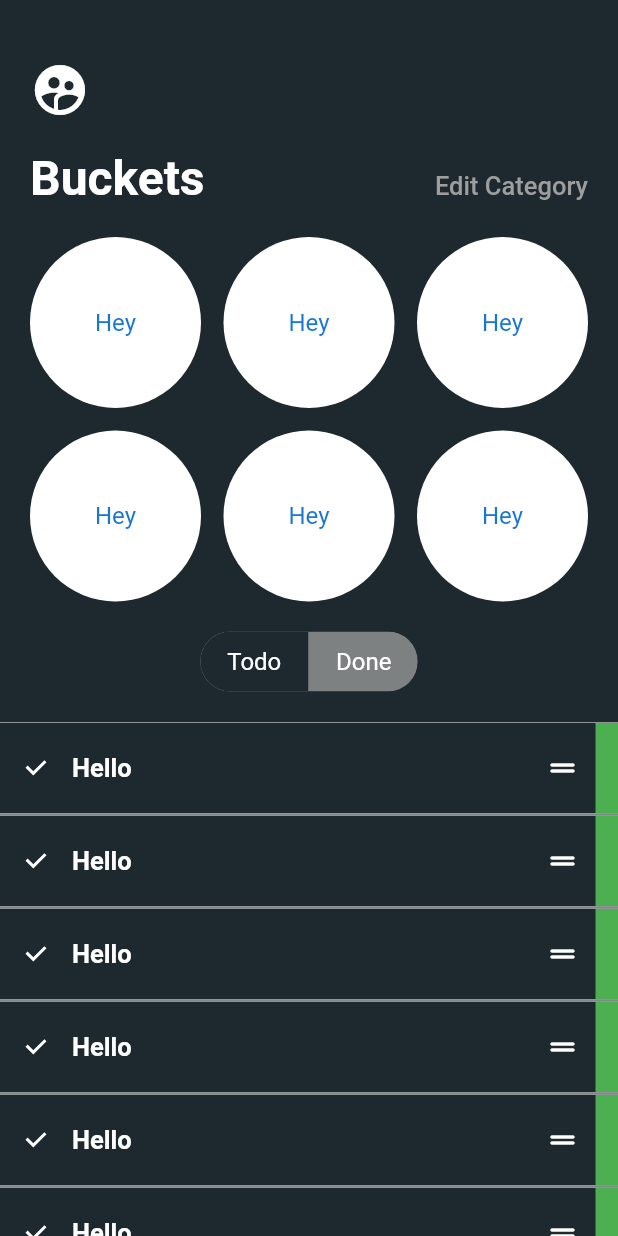
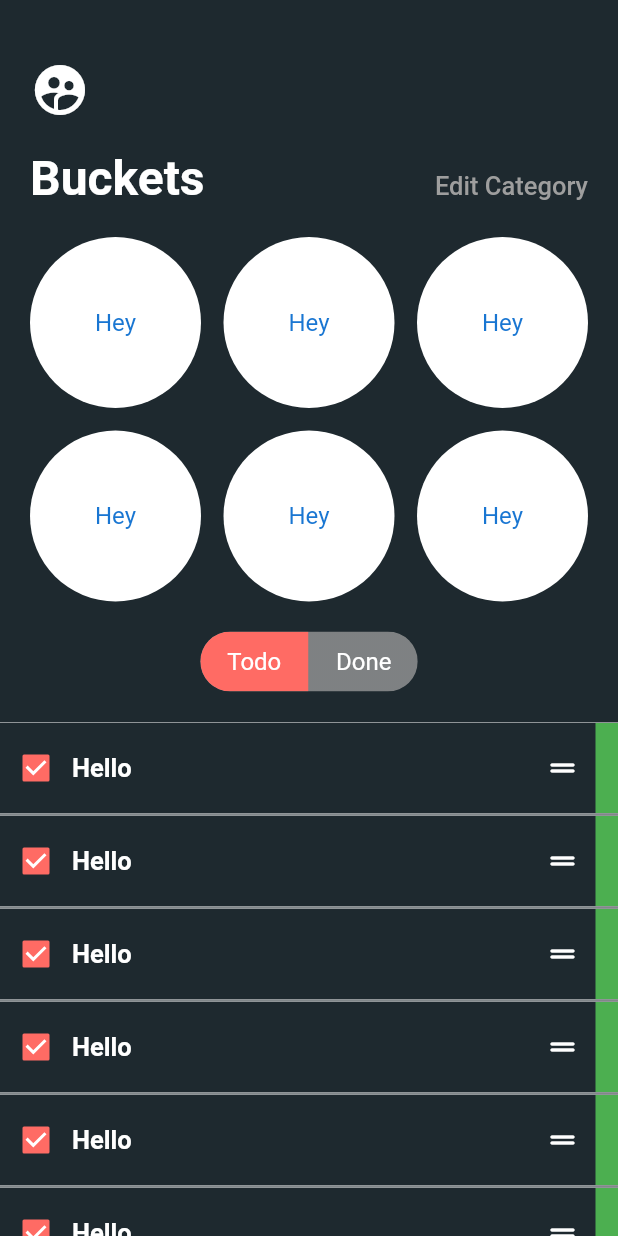
Before and after one commit to ceosss/bucket_list, a Flutter app: the screen it shows after launch, on a phone screen of 412 x 824 dp. Run offline on Flutter 3.47's test engine with Material 2 defaults, Android fonts, the phone set to English and light mode, and no system bars; drawn by our look-alikes of toggle_switch.

Commit message:
UPDATE: Accent Color

```diff
--- a/lib/view/bucket_list.view.dart
+++ b/lib/view/bucket_list.view.dart
@@ -8,7 +8,7 @@
     return MaterialApp(
       themeMode: ThemeMode.dark,
       theme: ThemeData(
-        accentColor: Color(0xff1E292F),
+        accentColor: Color(0xffFF6B64),
         scaffoldBackgroundColor: Color(0xff1E292F),
         iconTheme: IconThemeData(color: Colors.white),
         textTheme: TextTheme(
```
